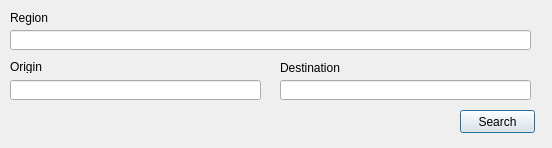
This is create_route_dialog_base.ui in EmersonNog/plugin-route-builder-qgis as Qt 5 draws it before an edit. The edited form follows.
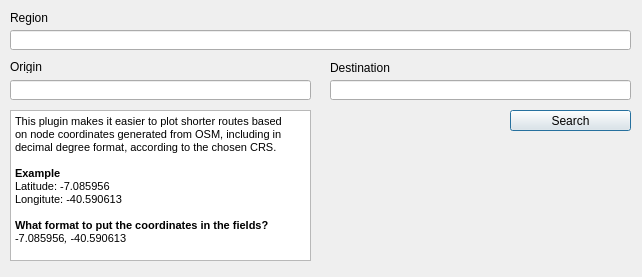
This is the edited form.

Commit message: update: Design of screen shorter route

```diff
--- a/create_route_dialog_base.ui
+++ b/create_route_dialog_base.ui
@@ -6,8 +6,8 @@
    <rect>
     <x>0</x>
     <y>0</y>
-    <width>552</width>
-    <height>148</height>
+    <width>642</width>
+    <height>277</height>
    </rect>
   </property>
   <property name="windowTitle">
@@ -18,7 +18,7 @@
     <rect>
      <x>10</x>
      <y>80</y>
-     <width>251</width>
+     <width>301</width>
      <height>20</height>
     </rect>
    </property>
@@ -42,10 +42,10 @@
   <widget class="QPushButton" name="buscar">
    <property name="geometry">
     <rect>
-     <x>460</x>
+     <x>510</x>
      <y>110</y>
-     <width>75</width>
-     <height>23</height>
+     <width>121</width>
+     <height>21</height>
     </rect>
    </property>
    <property name="text">
@@ -68,9 +68,9 @@
   <widget class="QLineEdit" name="destino">
    <property name="geometry">
     <rect>
-     <x>280</x>
+     <x>330</x>
      <y>80</y>
-     <width>251</width>
+     <width>301</width>
      <height>20</height>
     </rect>
    </property>
@@ -81,7 +81,7 @@
   <widget class="QLabel" name="label_5">
    <property name="geometry">
     <rect>
-     <x>280</x>
+     <x>330</x>
      <y>60</y>
      <width>61</width>
      <height>16</height>
@@ -96,7 +96,7 @@
     <rect>
      <x>10</x>
      <y>30</y>
-     <width>521</width>
+     <width>621</width>
      <height>20</height>
     </rect>
    </property>
@@ -117,6 +117,32 @@
     <string>Region</string>
    </property>
   </widget>
+  <widget class="QTextBrowser" name="textBrowser">
+   <property name="geometry">
+    <rect>
+     <x>10</x>
+     <y>110</y>
+     <width>301</width>
+     <height>151</height>
+    </rect>
+   </property>
+   <property name="html">
+    <string>&lt;!DOCTYPE HTML PUBLIC &quot;-//W3C//DTD HTML 4.0//EN&quot; &quot;http://www.w3.org/TR/REC-html40/strict.dtd&quot;&gt;
+&lt;html&gt;&lt;head&gt;&lt;meta name=&quot;qrichtext&quot; content=&quot;1&quot; /&gt;&lt;style type=&quot;text/css&quot;&gt;
+p, li { white-space: pre-wrap; }
+&lt;/style&gt;&lt;/head&gt;&lt;body style=&quot; font-family:'MS Shell Dlg 2'; font-size:8.25pt; font-weight:400; font-style:normal;&quot;&gt;
+&lt;p align=&quot;justify&quot; style=&quot; margin-top:0px; margin-bottom:0px; margin-left:0px; margin-right:0px; -qt-block-indent:0; text-indent:0px;&quot;&gt;&lt;span style=&quot; font-size:8pt;&quot;&gt;This plugin makes it easier to plot shorter routes based &lt;/span&gt;&lt;/p&gt;
+&lt;p align=&quot;justify&quot; style=&quot; margin-top:0px; margin-bottom:0px; margin-left:0px; margin-right:0px; -qt-block-indent:0; text-indent:0px;&quot;&gt;&lt;span style=&quot; font-size:8pt;&quot;&gt;on node coordinates generated from OSM, including in &lt;/span&gt;&lt;/p&gt;
+&lt;p align=&quot;justify&quot; style=&quot; margin-top:0px; margin-bottom:0px; margin-left:0px; margin-right:0px; -qt-block-indent:0; text-indent:0px;&quot;&gt;&lt;span style=&quot; font-size:8pt;&quot;&gt;decimal degree format, according to the chosen CRS.&lt;/span&gt;&lt;/p&gt;
+&lt;p style=&quot;-qt-paragraph-type:empty; margin-top:0px; margin-bottom:0px; margin-left:0px; margin-right:0px; -qt-block-indent:0; text-indent:0px; font-size:8pt;&quot;&gt;&lt;br /&gt;&lt;/p&gt;
+&lt;p style=&quot; margin-top:0px; margin-bottom:0px; margin-left:0px; margin-right:0px; -qt-block-indent:0; text-indent:0px;&quot;&gt;&lt;span style=&quot; font-size:8pt; font-weight:600;&quot;&gt;Example&lt;/span&gt;&lt;/p&gt;
+&lt;p style=&quot; margin-top:0px; margin-bottom:0px; margin-left:0px; margin-right:0px; -qt-block-indent:0; text-indent:0px;&quot;&gt;&lt;span style=&quot; font-size:8pt;&quot;&gt;Latitude: &lt;/span&gt;-7.085956&lt;/p&gt;
+&lt;p style=&quot; margin-top:0px; margin-bottom:0px; margin-left:0px; margin-right:0px; -qt-block-indent:0; text-indent:0px;&quot;&gt;Longitute: -40.590613&lt;/p&gt;
+&lt;p style=&quot;-qt-paragraph-type:empty; margin-top:0px; margin-bottom:0px; margin-left:0px; margin-right:0px; -qt-block-indent:0; text-indent:0px;&quot;&gt;&lt;br /&gt;&lt;/p&gt;
+&lt;p style=&quot; margin-top:0px; margin-bottom:0px; margin-left:0px; margin-right:0px; -qt-block-indent:0; text-indent:0px;&quot;&gt;&lt;span style=&quot; font-weight:600;&quot;&gt;What format to put the coordinates in the fields?&lt;/span&gt;&lt;/p&gt;
+&lt;p style=&quot; margin-top:0px; margin-bottom:0px; margin-left:0px; margin-right:0px; -qt-block-indent:0; text-indent:0px;&quot;&gt;-7.085956&lt;span style=&quot; font-style:italic;&quot;&gt;, &lt;/span&gt;-40.590613&lt;/p&gt;&lt;/body&gt;&lt;/html&gt;</string>
+   </property>
+  </widget>
  </widget>
  <resources/>
  <connections/>
```
